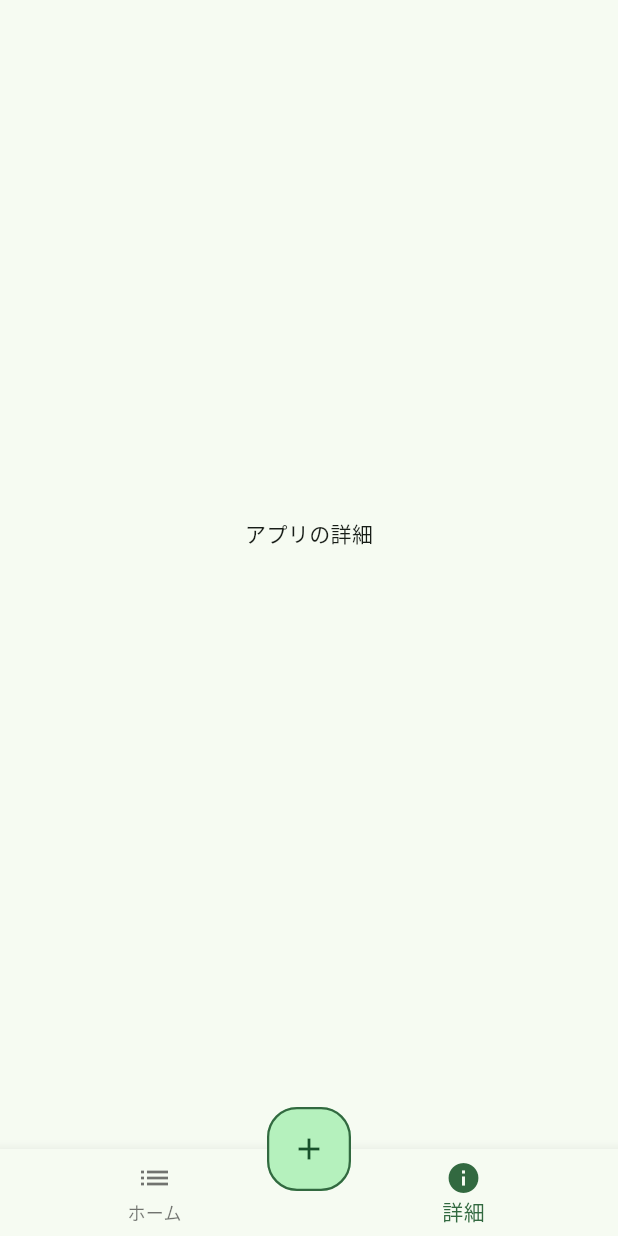
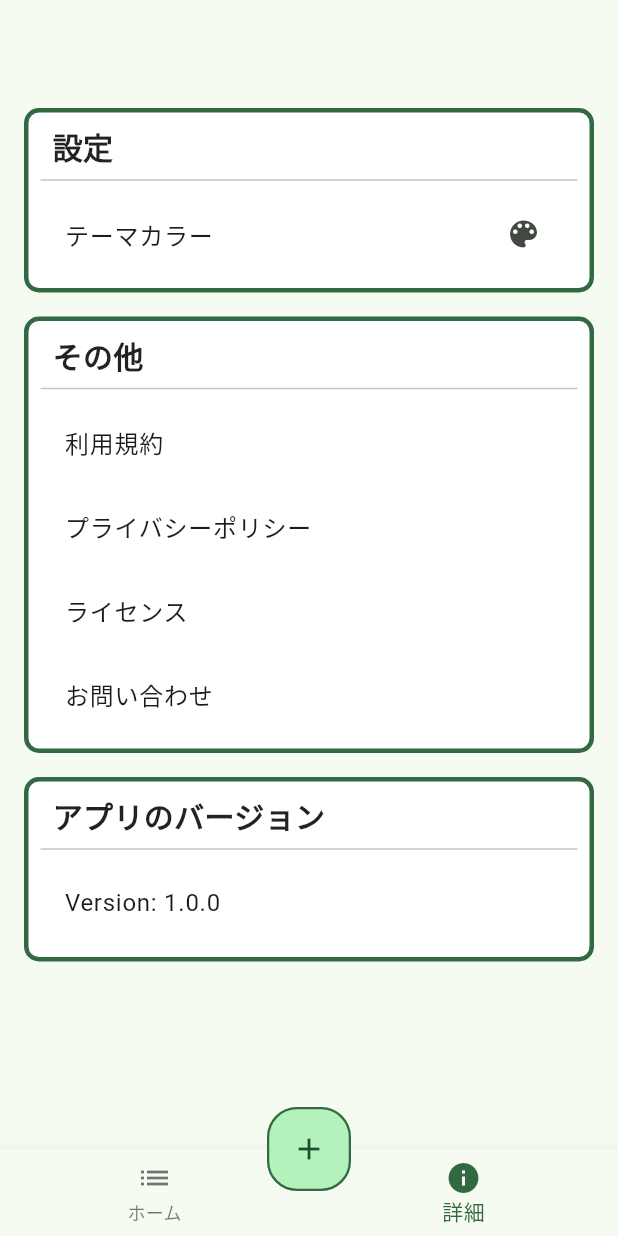
Before and after one commit to Teepen-kun/MarkSheetsFlutter, a Flutter app: the screen it shows after launch, item 2 of the bottom bar chosen, on a phone screen of 412 x 824 dp. Run offline on Flutter 3.47's test engine with Material 3 defaults, Android fonts, the phone set to English and light mode, and no system bars; our stand-ins replace file_picker, fl_chart, numberpicker, package_info_plus, share_plus, shared_preferences and 1 more; accounts and stored records are empty; Roboto replaces fonts that are missing (MPlusRounded).

Commit message:
アプリの詳細表示

```diff
--- a/marksheets/lib/DetailsAndAppSettingPage.dart
+++ b/marksheets/lib/DetailsAndAppSettingPage.dart
@@ -1,8 +1,145 @@
 import 'package:flutter/material.dart';
+import 'package:marksheets/openMail.dart';
+import 'AppInfoPage.dart';
+import 'package:url_launcher/url_launcher.dart';
+import 'openMail.dart';
 
 class DetailsAndAppSettingPage extends StatelessWidget {
   @override
   Widget build(BuildContext context) {
-    return Center(child: Text('アプリの詳細'));
+    return Scaffold(
+      appBar: AppBar(),
+      body: SingleChildScrollView(
+        child: Padding(
+          padding: const EdgeInsets.all(16.0),
+          child: Column(
+            children: [
+              // 設定セクション
+              _buildSection(
+                title: '設定',
+                context: context,
+                children: [
+                  ListTile(
+                    title: Text('テーマカラー'),
+                    trailing: Icon(Icons.color_lens),
+                    onTap: () {
+                      // アクション
+                    },
+                  ),
+                ],
+              ),
+              const SizedBox(height: 16),
+
+              // その他セクション
+              _buildSection(
+                title: 'その他',
+                context: context,
+                children: [
+                  ListTile(
+                    title: Text('利用規約'),
+                    onTap: () {
+                      // アクション
+                    },
+                  ),
+                  ListTile(
+                    title: Text('プライバシーポリシー'),
+                    onTap: () {
+                      // アクション
+                    },
+                  ),
+                  ListTile(
+                    title: Text('ライセンス'),
+                    onTap: () {
+                      showLicensePage(
+                        context: context,
+                        applicationName: 'まーくしーと！',
+                        applicationVersion: '1.0.0',
+                      );
+                    },
+                  ),
+                  ListTile(
+                    title: Text('お問い合わせ'),
+                    onTap: () async {
+
+                      if (!await OpenMail().openmail()) {
+                        ScaffoldMessenger.of(context).showSnackBar(
+                          SnackBar(
+                            content: Text('メールアプリを開けませんでした'),
+                            behavior: SnackBarBehavior.floating,
+                            margin: EdgeInsets.only(
+                              bottom: 10,
+                              left: 16,
+                              right: 16,
+                            ),
+                          ),
+                        );
+                      }
+                    },
+                  ),
+                ],
+              ),
+              const SizedBox(height: 16),
+
+              // アプリのバージョンセクション
+              _buildSection(
+                title: 'アプリのバージョン',
+                context: context,
+                children: [
+                  ListTile(
+                    title: Text('Version: 1.0.0'),
+                    onTap: () {
+                      // アクション
+                      Navigator.push(
+                        context,
+                        MaterialPageRoute(
+                          builder: (context) => AppInfoPage(),
+                        ),
+                      );
+                    },
+                  ),
+                ],
+              ),
+            ],
+          ),
+        ),
+      ),
+    );
+  }
+
+  // セクションを作成する共通メソッド
+  Widget _buildSection({
+    required String title,
+    required BuildContext context,
+    required List<Widget> children,
+  }) {
+    return Container(
+      decoration: BoxDecoration(
+        color: Colors.white,
+        border: Border.all(
+          color: Theme.of(context).colorScheme.primary, //.withOpacity(0.5),
+          width: 3,
+        ),
+        borderRadius: BorderRadius.circular(10),
+      ),
+      padding: const EdgeInsets.all(8.0),
+      child: Column(
+        crossAxisAlignment: CrossAxisAlignment.start,
+        children: [
+          Padding(
+            padding: const EdgeInsets.symmetric(horizontal: 8.0),
+            child: Text(
+              title,
+              style: const TextStyle(
+                fontSize: 20,
+                fontWeight: FontWeight.bold,
+                color: Colors.black87,
+              ),
+            ),
+          ),
+          const Divider(), // タイトルの下に区切り線を追加
+          ...children, // 子ウィジェットを展開
+        ],
+      ),
+    );
   }
 }
--- a/marksheets/lib/HomePage.dart
+++ b/marksheets/lib/HomePage.dart
@@ -286,6 +286,7 @@ class _HomePageState extends State<HomePage> {
   // カードのビルダー
   Widget _buildMarksheetCard(Map<String, dynamic> sheet) {
     return Card(
+      color: Colors.white,
       elevation: 4,
       shape: RoundedRectangleBorder(
         side:
@@ -373,7 +374,7 @@ class _HomePageState extends State<HomePage> {
                           style: const TextStyle(
                             fontSize: 12,
                           ),
-                          textAlign: TextAlign.left),
+                          ),
                       Text(
                         title,
                         style: const TextStyle(
--- a/marksheets/pubspec.yaml
+++ b/marksheets/pubspec.yaml
@@ -33,7 +33,7 @@ dependencies:
     sdk: flutter
   numberpicker: ^2.1.2
   flutter_speed_dial: ^6.0.0
-  url_launcher: ^6.1.8
+  url_launcher: ^6.3.1
   shared_preferences: ^2.0.17
   intl: ^0.18.0
   uuid: ^3.0.7
@@ -50,10 +50,13 @@ dependencies:
   fl_chart: 0.36.0
   share_plus: ^10.1.4
   file_picker: ^8.1.7
+  package_info_plus: ^8.1.3
+  # google_mobile_ads: ^5.3.0
 
 dev_dependencies:
   flutter_test:
     sdk: flutter
+  flutter_launcher_icons: ^0.13.1
 
   # The "flutter_lints" package below contains a set of recommended lints to
   # encourage good coding practices. The lint set provided by the package is
```
Also changed, not shown: marksheets/lib/AppInfoPage.dart (added, +48 -0 lines), marksheets/lib/MarkSheet.dart (+15 -1 lines), marksheets/pubspec.lock, 3 other files.
